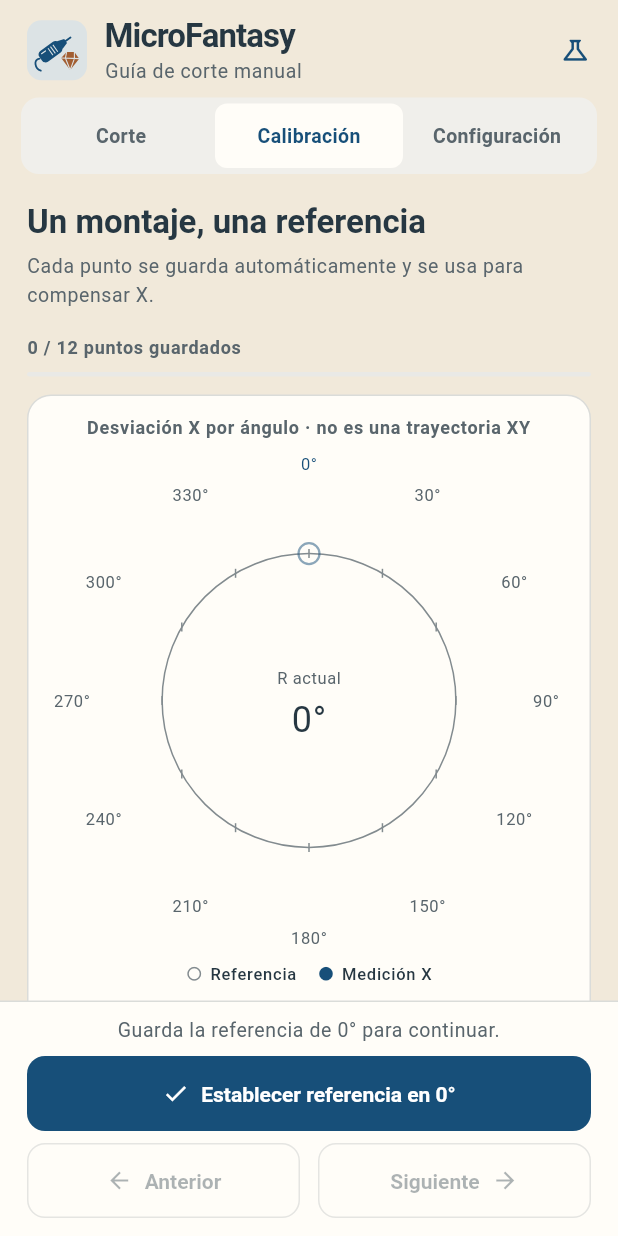
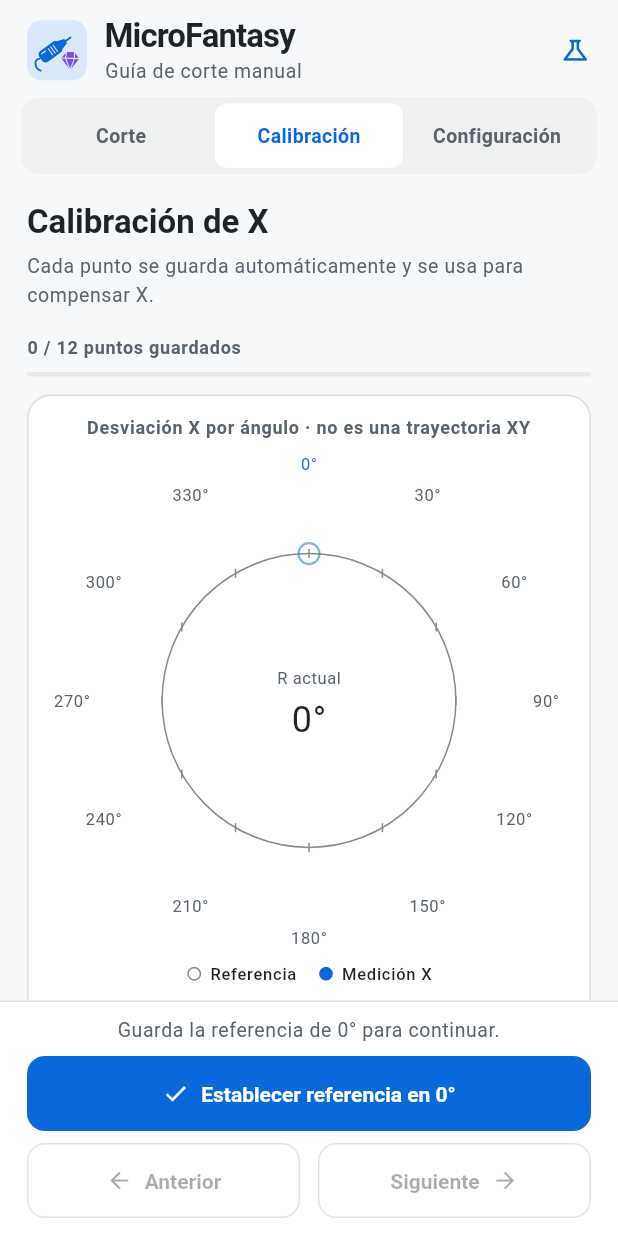
Before and after one commit to Asdii/V90-Fantasy-Designer, a Flutter app: the screen it shows after launch, after a tap on "Corte", after a tap on "Calibración", on a phone screen of 412 x 824 dp. Run offline on Flutter 3.47's test engine with Material 3 defaults, Android fonts, the phone set to English and light mode, and no system bars; our stand-ins replace file_picker, shared_preferences; missing offline and left inert: nsd.

Commit message:
Fix X guide range and refresh app themes

```diff
--- a/microfantasy/lib/app/theme.dart
+++ b/microfantasy/lib/app/theme.dart
@@ -7,8 +7,11 @@ const blue = Color(0xff187ba9);
 const pale = Color(0xfff4f8fb);
 
 /// Green stays reserved for measurement success in every appearance.
-ThemeData microTheme([AppearanceTheme appearance = AppearanceTheme.atelier]) {
+// Palette sources and persistence mappings are documented in docs/theme-palettes.md.
+// Neutral light/dark are app palettes; the others adapt published color sets.
+ThemeData microTheme([AppearanceTheme appearance = AppearanceTheme.light]) {
   final (
+    dark,
     primary,
     secondary,
     background,
@@ -16,65 +19,95 @@ ThemeData microTheme([AppearanceTheme appearance = AppearanceTheme.atelier]) {
     text,
     muted,
   ) = switch (appearance) {
+    AppearanceTheme.light => (
+      false,
+      const Color(0xff0969da),
+      const Color(0xff8250df),
+      const Color(0xfff6f8fa),
+      const Color(0xffffffff),
+      const Color(0xff1f2328),
+      const Color(0xff59636e),
+    ),
+    AppearanceTheme.dark => (
+      true,
+      const Color(0xffffffff),
+      const Color(0xffe8e8e8),
+      const Color(0xff000000),
+      const Color(0xff0a0a0a),
+      const Color(0xffffffff),
+      const Color(0xffc8c8c8),
+    ),
+    AppearanceTheme.midnight => (
+      true,
+      const Color(0xff7aa2f7),
+      const Color(0xffbb9af7),
+      const Color(0xff1a1b26),
+      const Color(0xff24283b),
+      const Color(0xffc0caf5),
+      const Color(0xffa9b1d6),
+    ),
     AppearanceTheme.atelier => (
-      const Color(0xff174f79),
-      const Color(0xffa25e32),
-      const Color(0xfff1e9da),
-      const Color(0xfffffdf8),
-      const Color(0xff263742),
-      const Color(0xff59656c),
+      false,
+      const Color(0xff268bd2),
+      const Color(0xffb58900),
+      const Color(0xffeee8d5),
+      const Color(0xfffdf6e3),
+      const Color(0xff073642),
+      const Color(0xff586e75),
     ),
     AppearanceTheme.lagoon => (
-      const Color(0xff006c9c),
-      const Color(0xff2363aa),
-      const Color(0xffdfedf7),
-      const Color(0xfffbfdff),
-      const Color(0xff193747),
-      const Color(0xff516674),
+      true,
+      const Color(0xff88c0d0),
+      const Color(0xffb48ead),
+      const Color(0xff2e3440),
+      const Color(0xff3b4252),
+      const Color(0xffeceff4),
+      const Color(0xffd8dee9),
     ),
     AppearanceTheme.porcelain => (
-      const Color(0xff344f76),
-      const Color(0xff9c5976),
-      const Color(0xffe9edf3),
-      const Color(0xffffffff),
-      const Color(0xff29313d),
-      const Color(0xff606773),
+      false,
+      const Color(0xff1e66f5),
+      const Color(0xff8839ef),
+      const Color(0xffe6e9ef),
+      const Color(0xffeff1f5),
+      const Color(0xff4c4f69),
+      const Color(0xff5c5f77),
     ),
     AppearanceTheme.amethyst => (
-      const Color(0xff683da0),
-      const Color(0xff9d507d),
-      const Color(0xffeee2f9),
-      const Color(0xfffffbff),
-      const Color(0xff382d46),
-      const Color(0xff6e6178),
+      true,
+      const Color(0xffbd93f9),
+      const Color(0xffff79c6),
+      const Color(0xff282a36),
+      const Color(0xff44475a),
+      const Color(0xfff8f8f2),
+      const Color(0xfff8f8f2),
     ),
     AppearanceTheme.sunstone => (
-      const Color(0xff965c18),
-      const Color(0xff486d95),
-      const Color(0xfff7e8cd),
-      const Color(0xfffffaf0),
-      const Color(0xff453522),
-      const Color(0xff72604b),
+      false,
+      const Color(0xffaf3a03),
+      const Color(0xffb57614),
+      const Color(0xffebdbb2),
+      const Color(0xfffbf1c7),
+      const Color(0xff3c3836),
+      const Color(0xff665c54),
     ),
     AppearanceTheme.arctic => (
-      const Color(0xff1455ba),
-      const Color(0xff744dab),
-      const Color(0xffe1e9fc),
-      const Color(0xfff8faff),
-      const Color(0xff1c3157),
-      const Color(0xff526682),
-    ),
-    AppearanceTheme.midnight => (
-      const Color(0xff7dbfff),
-      const Color(0xffbc9bea),
-      const Color(0xff101c30),
-      const Color(0xff1b2c45),
-      const Color(0xffe8f1ff),
-      const Color(0xffb2c3dc),
+      false,
+      const Color(0xff4c566a),
+      const Color(0xff5e81ac),
+      const Color(0xffe5e9f0),
+      const Color(0xffeceff4),
+      const Color(0xff2e3440),
+      const Color(0xff4c566a),
     ),
   };
-  final dark = appearance == AppearanceTheme.midnight;
-  final onAccent = dark ? const Color(0xff0e223b) : Colors.white;
+  // Choose legible button text from the actual accent, not the theme brightness.
+  final onAccent = primary.computeLuminance() > .179
+      ? Colors.black
+      : Colors.white;
+  final onSecondary = secondary.computeLuminance() > .179
+      ? Colors.black
+      : Colors.white;
   Color tint(Color color, double opacity) =>
       Color.alphaBlend(color.withValues(alpha: opacity), surface);
   final colors = ColorScheme(
@@ -82,23 +115,23 @@ ThemeData microTheme([AppearanceTheme appearance = AppearanceTheme.atelier]) {
     primary: primary,
     onPrimary: onAccent,
     primaryContainer: tint(primary, dark ? .16 : .15),
-    onPrimaryContainer: primary,
+    onPrimaryContainer: text,
     primaryFixed: tint(primary, .12),
     primaryFixedDim: tint(primary, .22),
     onPrimaryFixed: text,
     onPrimaryFixedVariant: primary,
     secondary: secondary,
-    onSecondary: onAccent,
+    onSecondary: onSecondary,
     secondaryContainer: tint(secondary, .12),
-    onSecondaryContainer: secondary,
+    onSecondaryContainer: text,
     secondaryFixed: tint(secondary, .12),
     secondaryFixedDim: tint(secondary, .22),
     onSecondaryFixed: text,
     onSecondaryFixedVariant: secondary,
     tertiary: secondary,
-    onTertiary: onAccent,
+    onTertiary: onSecondary,
     tertiaryContainer: tint(secondary, .12),
-    onTertiaryContainer: secondary,
+    onTertiaryContainer: text,
     tertiaryFixed: tint(secondary, .12),
     tertiaryFixedDim: tint(secondary, .22),
     onTertiaryFixed: text,
--- a/microfantasy/lib/models/app_settings.dart
+++ b/microfantasy/lib/models/app_settings.dart
@@ -18,14 +18,17 @@ enum LengthUnit {
 
 enum SmoothingLevel { off, light, medium }
 
+// Names are persisted. Keep legacy IDs while updating their displayed palettes.
 enum AppearanceTheme {
+  light,
+  dark,
+  midnight,
   atelier,
   lagoon,
   porcelain,
   amethyst,
   sunstone,
   arctic,
-  midnight,
 }
 
 /// Immutable settings; validation also runs outside debug builds.
@@ -43,7 +46,7 @@ class AppSettings {
     String? activeProfileId,
     bool haptics = true,
     bool autoAdvance = false,
-    AppearanceTheme appearance = AppearanceTheme.atelier,
+    AppearanceTheme appearance = AppearanceTheme.light,
   }) {
     nonEmptyString(host, 'host');
     final Uri? hostUri = Uri.tryParse('http://$host');
@@ -140,7 +143,7 @@ class AppSettings {
         'autoAdvance',
       ),
       appearance: enumValue(
-        valueOrDefault(json, 'appearance', 'atelier'),
+        valueOrDefault(json, 'appearance', 'light'),
         AppearanceTheme.values,
         'appearance',
       ),
--- a/microfantasy/lib/screens/calibration/calibration_screen.dart
+++ b/microfantasy/lib/screens/calibration/calibration_screen.dart
@@ -124,10 +124,7 @@ class _CalibrationScreenState extends State<CalibrationScreen>
             child: Column(
               crossAxisAlignment: CrossAxisAlignment.stretch,
               children: [
-                Text(
-                  'Un montaje, una referencia',
-                  style: theme.textTheme.titleLarge,
-                ),
+                Text('Calibración de X', style: theme.textTheme.titleLarge),
                 const SizedBox(height: 6),
                 Text(
                   'Cada punto se guarda automáticamente y se usa para compensar X.',
--- a/microfantasy/lib/screens/cut/cut_screen.dart
+++ b/microfantasy/lib/screens/cut/cut_screen.dart
@@ -26,7 +26,7 @@ class CutScreen extends StatelessWidget {
               Icon(Icons.polyline_outlined, size: 48, color: colors.primary),
               const SizedBox(height: 20),
               Text(
-                'Tu próximo diseño empieza aquí',
+                'Sin trabajo cargado',
                 textAlign: TextAlign.center,
                 style: theme.textTheme.titleLarge,
               ),
--- a/microfantasy/lib/widgets/x_position_guide.dart
+++ b/microfantasy/lib/widgets/x_position_guide.dart
@@ -27,13 +27,10 @@ class XPositionGuide extends StatefulWidget {
 }
 
 class _XPositionGuideState extends State<XPositionGuide>
-    with TickerProviderStateMixin {
-  late final AnimationController _scaleController;
+    with SingleTickerProviderStateMixin {
   late final AnimationController _markerController;
-  late final Listenable _animations;
-  double _scaleBand = 5;
-  late double _rangeFrom;
-  late double _rangeTo;
+  // The main ruler always spans 25 mm, centered on the corrected target.
+  static const double _mainRangeMm = 12.5;
   double? _actualFrom;
   double? _actualTo;
   bool _showPrecision = false;
@@ -49,39 +46,6 @@ class _XPositionGuideState extends State<XPositionGuide>
       'medium' => const Duration(milliseconds: 220),
       _ => const Duration(milliseconds: 90),
     };
-  }
-
-  double _nextRange() {
-    final double? actual = _finite(widget.actualMm);
-    final double distance = actual != null && widget.targetMm.isFinite
-        ? (actual - widget.targetMm).abs()
-        : double.infinity;
-    // Enter at 0.15 / 0.8 mm, leave at 0.18 / 0.9 mm. Noisy readings near
-    // either entry threshold must not keep reversing an unfinished zoom.
-    final double closeLimit = _scaleBand == 0.2 ? 0.18 : 0.15;
-    final double middleLimit = _scaleBand <= 1 ? 0.9 : 0.8;
-    _scaleBand = distance <= closeLimit
-        ? 0.2
-        : distance <= middleLimit
-        ? 1
-        : 5;
-    final double floor = _validTolerance(widget.toleranceMm)
-        ? widget.toleranceMm * 8
-        : 0;
-    return math.max(_scaleBand, floor.isFinite ? floor : double.maxFinite);
-  }
-
-  double get _visualRange {
-    final double progress = Curves.easeInOutSine.transform(
-      _scaleController.value,
-    );
-    // Interpolate magnification logarithmically, so a 5 → 1 → .4 mm zoom
-    // has an even visual pace instead of accelerating at the very end.
-    if (progress == 1) return _rangeTo;
-    if (progress == 0) return _rangeFrom;
-    return math.exp(
-      math.log(_rangeFrom) * (1 - progress) + math.log(_rangeTo) * progress,
-    );
   }
 
   double? get _visualActual {
@@ -115,15 +79,8 @@ class _XPositionGuideState extends State<XPositionGuide>
   @override
   void initState() {
     super.initState();
-    _rangeFrom = _rangeTo = _nextRange();
     _actualFrom = _actualTo = _finite(widget.actualMm);
-    _scaleController = AnimationController(
-      vsync: this,
-      value: 1,
-      duration: const Duration(milliseconds: 620),
-    );
     _markerController = AnimationController(vsync: this, value: 1);
-    _animations = Listenable.merge([_scaleController, _markerController]);
     _updatePrecision();
   }
 
@@ -141,16 +98,7 @@ class _XPositionGuideState extends State<XPositionGuide>
     final double? next = _finite(widget.actualMm);
     if (oldWidget.targetMm != widget.targetMm ||
         oldWidget.toleranceMm != widget.toleranceMm) {
-      _scaleBand = 5;
       _showPrecision = false;
-    }
-    final double nextRange = _nextRange();
-    // Telemetry can retarget the marker without restarting an ongoing zoom.
-    // Only a new scale destination starts a new scale transition.
-    if (nextRange != _rangeTo) {
-      _rangeFrom = _visualRange;
-      _rangeTo = nextRange;
-      _scaleController.forward(from: 0);
     }
     // Retarget from the currently displayed position, including tolerance
     // crossings. Only the graphic eases: actual labels/success never lag.
@@ -169,7 +117,6 @@ class _XPositionGuideState extends State<XPositionGuide>
 
   @override
   void dispose() {
-    _scaleController.dispose();
     _markerController.dispose();
     super.dispose();
   }
@@ -246,17 +193,9 @@ class _XPositionGuideState extends State<XPositionGuide>
                 ],
               ),
               AnimatedBuilder(
-                animation: _animations,
+                animation: _markerController,
                 builder: (BuildContext context, Widget? child) {
-                  // A tolerance increase must never briefly exaggerate the
-                  // tolerance width while the scale is catching up.
-                  final double floor = validTolerance
-                      ? widget.toleranceMm * 8
-                      : 0;
-                  final double range = math.max(
-                    _visualRange,
-                    floor.isFinite ? floor : double.maxFinite,
-                  );
+                  const range = _mainRangeMm;
                   return Column(
                     children: <Widget>[
                       // Reserve both layers: the main ruler never moves when
@@ -387,7 +326,7 @@ class _XPositionGuideState extends State<XPositionGuide>
                         child: FittedBox(
                           fit: BoxFit.scaleDown,
                           child: Text(
-                            'Escala ±${_length(range, widget.centimeters, compact: true)}'
+                            'Rango fijo ±${_length(range, widget.centimeters, compact: true)}'
                             ' · tolerancia ${validTolerance ? '±${_length(widget.toleranceMm, widget.centimeters, compact: true)}' : '—'}',
                             textAlign: TextAlign.center,
                             style: theme.textTheme.labelSmall?.copyWith(
@@ -529,8 +468,9 @@ class _PositionPainter extends CustomPainter {
     );
 
     if (tolerance > 0) {
-      // Exact tolerance-to-scale ratio; never enforce a decorative minimum width.
-      final double bandHalfWidth = halfWidth * (tolerance / range);
+      // Preserve the true tolerance ratio, clipped to the fixed visible range.
+      final double bandHalfWidth =
+          halfWidth * (tolerance / range).clamp(0.0, 1.0);
       final Rect band = Rect.fromLTRB(
         center - bandHalfWidth,
         bar.top,
```
Also changed, not shown: microfantasy/lib/screens/settings/settings_screen.dart (+11 -38 lines), microfantasy/tool/visual_check_test.dart (+10 -0 lines), 8 other files.
